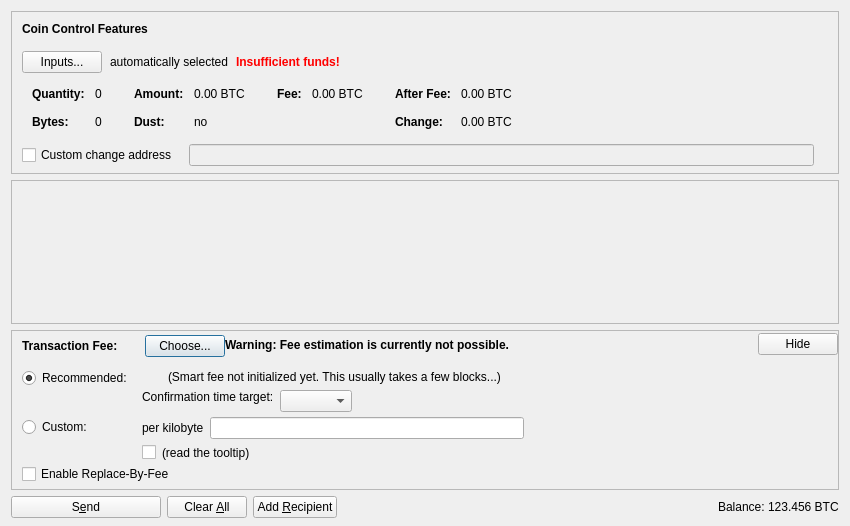
The window that src/qt/forms/sendcoinsdialog.ui (CodeAssureLabs/bitcoin-2018) describes before a commit, drawn with Qt 5.
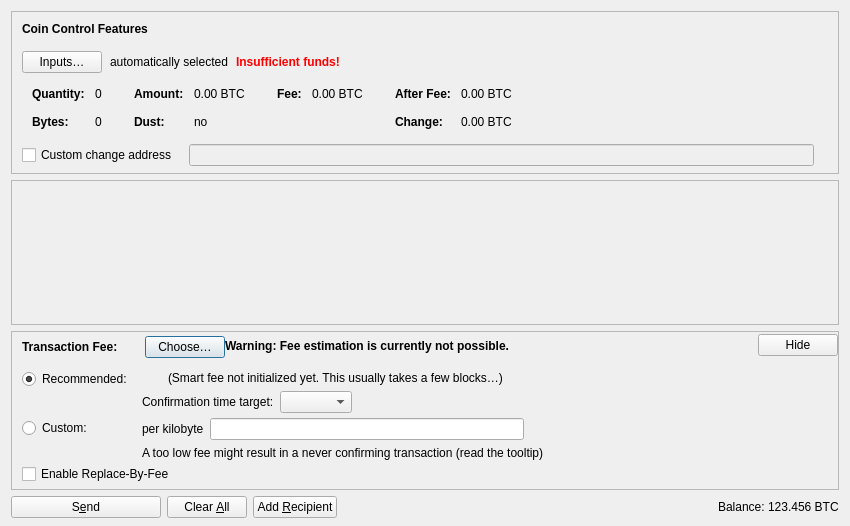
The same window after the commit. Icons and pictures are not drawn. Custom widgets are drawn as their Qt base class.

What changed in the file:
```diff
--- a/src/qt/forms/sendcoinsdialog.ui
+++ b/src/qt/forms/sendcoinsdialog.ui
@@ -107,7 +107,7 @@
              <string notr="true"/>
             </property>
             <property name="text">
-             <string>Inputs...</string>
+             <string>Inputs…</string>
             </property>
             <property name="autoDefault">
              <bool>false</bool>
@@ -738,7 +738,7 @@
               <item>
                <widget class="QPushButton" name="buttonChooseFee">
                 <property name="text">
-                 <string>Choose...</string>
+                 <string>Choose…</string>
                 </property>
                </widget>
               </item>
@@ -878,17 +878,7 @@
                <item>
                 <layout class="QHBoxLayout" name="horizontalLayoutFee8">
                  <item>
-                  <widget class="QCheckBox" name="checkBoxMinimumFee">
-                   <property name="toolTip">
-                    <string>Paying only the minimum fee is just fine as long as there is less transaction volume than space in the blocks. But be aware that this can end up in a never confirming transaction once there is more demand for bitcoin transactions than the network can process.</string>
-                   </property>
-                   <property name="text">
-                    <string/>
-                   </property>
-                  </widget>
-                 </item>
-                 <item>
-                  <widget class="QLabel" name="labelMinFeeWarning">
+                  <widget class="QLabel" name="labelCustomFeeWarning">
                    <property name="enabled">
                     <bool>true</bool>
                    </property>
@@ -896,10 +886,7 @@
                     <string>Paying only the minimum fee is just fine as long as there is less transaction volume than space in the blocks. But be aware that this can end up in a never confirming transaction once there is more demand for bitcoin transactions than the network can process.</string>
                    </property>
                    <property name="text">
-                    <string>(read the tooltip)</string>
-                   </property>
-                   <property name="margin">
-                    <number>5</number>
+                    <string>A too low fee might result in a never confirming transaction (read the tooltip)</string>
                    </property>
                   </widget>
                  </item>
@@ -992,9 +979,6 @@
                    <property name="text">
                     <string/>
                    </property>
-                   <property name="margin">
-                    <number>2</number>
-                   </property>
                   </widget>
                  </item>
                  <item>
@@ -1007,10 +991,7 @@
                  <item>
                   <widget class="QLabel" name="labelSmartFee2">
                    <property name="text">
-                    <string>(Smart fee not initialized yet. This usually takes a few blocks...)</string>
-                   </property>
-                   <property name="margin">
-                    <number>2</number>
+                    <string>(Smart fee not initialized yet. This usually takes a few blocks…)</string>
                    </property>
                   </widget>
                  </item>
@@ -1038,24 +1019,8 @@
                      <property name="text">
                       <string>Confirmation time target:</string>
                      </property>
-                     <property name="margin">
-                      <number>2</number>
-                     </property>
                     </widget>
                    </item>
-                   <item>
-                    <spacer name="verticalSpacer_3">
-                     <property name="orientation">
-                      <enum>Qt::Vertical</enum>
-                     </property>
-                     <property name="sizeHint" stdset="0">
-                      <size>
-                       <width>1</width>
-                       <height>1</height>
-                      </size>
-                     </property>
-                    </spacer>
-                   </item>
                   </layout>
                  </item>
                  <item>
```
Left out of the diff: 8 changed lines with no effect on the pictures.
